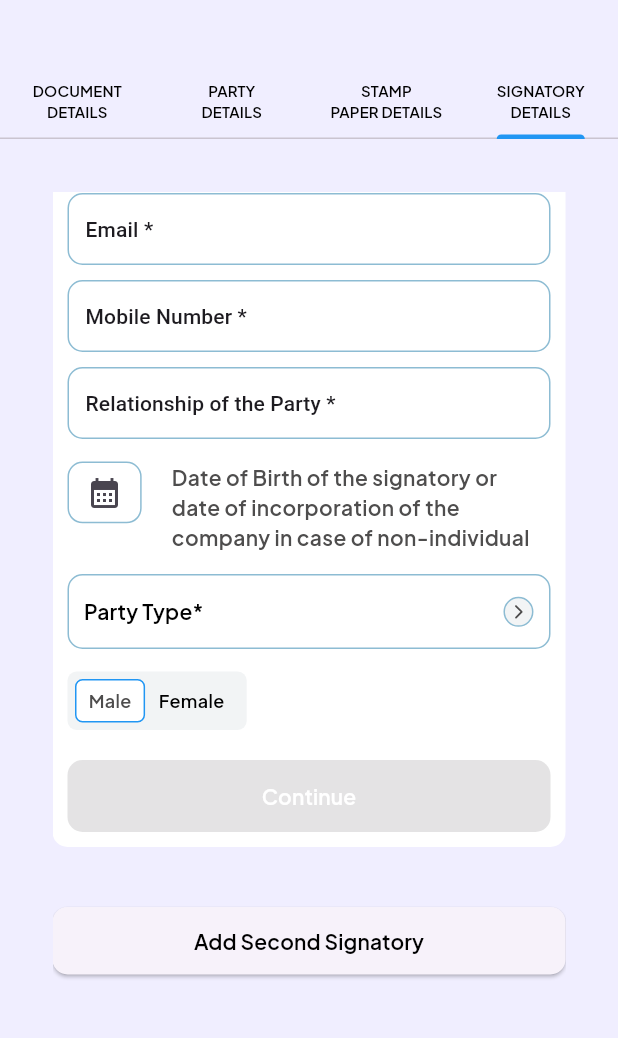
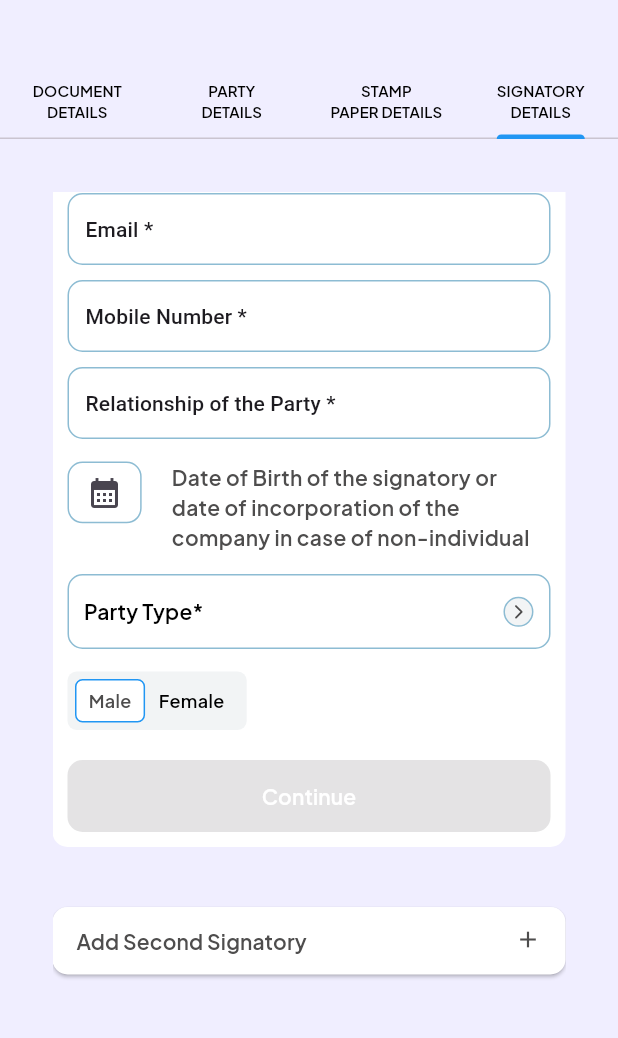
Before and after one commit to shubhamdubey89011/digi_shipping, a Flutter app: the screen it shows after launch, tab 4 chosen, scrolled down 675 dp, on a phone screen of 412 x 824 dp, the part 164-1202 px from its top. Run offline on Flutter 3.47's test engine with Material 3 defaults, Android fonts, the phone set to English and light mode, and no system bars; our stand-ins replace file_picker, flutter_svg, get, google_fonts, hive and 1 more; missing offline and left inert: dart:ffi; accounts and stored records are empty.

Commit message:
updated code

```diff
--- a/lib/signatory_details/view/first_signatory_details.dart
+++ b/lib/signatory_details/view/first_signatory_details.dart
@@ -303,15 +303,29 @@ class FirstSignatoryDetails extends StatelessWidget {
               : SizedBox.shrink();
         }),
         RmiWidgetHelper.verticalSpacer(20),
-        Obx(() => SizedBox(
-            width: double.infinity,
-            child: RmiWidgetHelper.customElevatedButton(
-                text: "Add Second Signatory",
-                onPressed: () {
-                  controller.showSecondSignatory.toggle();
-                },
-                isEnabled: !controller.showSecondSignatory.value,
-                context: context))),
+        Obx(() => RmiWidgetHelper.customElevatedButton(
+              alignment: Alignment.centerLeft,
+              color: ColorConstants.backgroundWhite,
+              text: "Add Second Signatory",
+              onPressed: () {
+                controller.showSecondSignatory.toggle();
+              },
+              isEnabled: !controller.showSecondSignatory.value,
+              context: context,
+              child: RmiWidgetHelper.rmiRow(
+                crossAxisAlignment: CrossAxisAlignment.start,
+                mainAxisAlignment: MainAxisAlignment.spaceBetween,
+                childrens: [
+                  RmiWidgetHelper.rmiText(
+                      text: "Add Second Signatory",
+                      color: ColorConstants.fontDarkGrey),
+                  Icon(
+                    Icons.add,
+                    color: ColorConstants.fontDarkGrey,
+                  ),
+                ],
+              ),
+            )),
       ]);
     });
   }
--- a/lib/utils/widget_utils.dart
+++ b/lib/utils/widget_utils.dart
@@ -265,11 +265,12 @@ class RmiWidgetHelper {
             borderRadius: borderRadius ?? BorderRadius.circular(10.0),
           ),
         ),
-        child: child ?? rmiText(
-            text: text,
-            color: isEnabled == true ? textColor : Colors.white,
-            fontSize: 14,
-            fontWeight: FontWeight.w600),
+        child: child ??
+            rmiText(
+                text: text,
+                color: isEnabled == true ? textColor : Colors.white,
+                fontSize: 14,
+                fontWeight: FontWeight.w600),
       ),
     );
   }
@@ -479,6 +480,76 @@ class RmiWidgetHelper {
       ),
     );
   }
+
+static  Widget rmiMaterialButton({
+    required String text,
+    required VoidCallback onPressed,
+    Color color = ColorConstants.buttonColor,
+    Color textColor = ColorConstants.fontDarkGrey,
+    double elevation = 2.0,
+    EdgeInsetsGeometry padding =
+        const EdgeInsets.symmetric(vertical: 12, horizontal: 24),
+    double borderRadius = 10.0,
+    double minWidth = double.infinity,
+    double? height ,
+    TextStyle textStyle = const TextStyle(
+      fontSize: 14,
+
+      fontWeight: FontWeight.w600,
+    ),
+    BorderSide borderSide = BorderSide.none,
+    Widget? icon,
+    bool isDisabled = false,
+  }) {
+    return MaterialButton(
+      onPressed: isDisabled ? null : onPressed,
+      color: color,
+      textColor: textColor,
+      elevation: elevation,
+      padding: padding,
+      shape: RoundedRectangleBorder(
+        borderRadius: BorderRadius.circular(borderRadius),
+        side: borderSide,
+      ),
+      minWidth: minWidth,
+      height: height ?? 45.0,
+      child: Text(text, style: textStyle),
+    );
+  }
+
+
+static Widget rmicustomDropdown<T>({
+  required List<DropdownMenuItem<T>> items,
+  required T value,
+  required ValueChanged<T?> onChanged,
+  Color dropdownColor = Colors.white,
+  double elevation = 2.0,
+  EdgeInsetsGeometry padding = const EdgeInsets.symmetric(horizontal: 12, vertical: 8),
+  double borderRadius = 8.0,
+  InputDecoration? decoration,
+  TextStyle? style,
+  Widget? icon,
+  bool isExpanded = true,
+  bool isDense = false,
+  Color? iconEnabledColor,
+  Color? iconDisabledColor,
+}) {
+  return DropdownButtonFormField<T>(
+    value: value,
+    items: items,
+    onChanged: onChanged,
+    dropdownColor: dropdownColor,
+    elevation: elevation.toInt(),
+    decoration: decoration ?? InputDecoration(border: OutlineInputBorder(borderRadius: BorderRadius.circular(borderRadius))),
+    style: style,
+    icon: icon,
+    isExpanded: isExpanded,
+    isDense: isDense,
+    iconEnabledColor: iconEnabledColor,
+    iconDisabledColor: iconDisabledColor,
+  );
+}
+
 
   static Widget rmiText({
     required String text,
```
